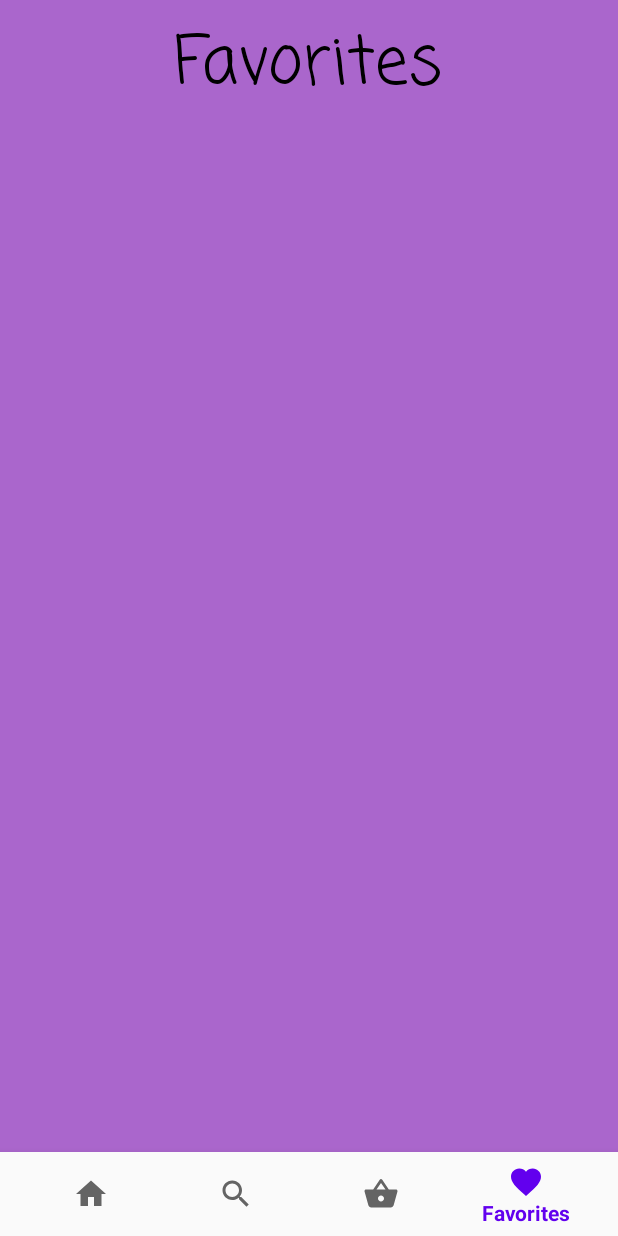
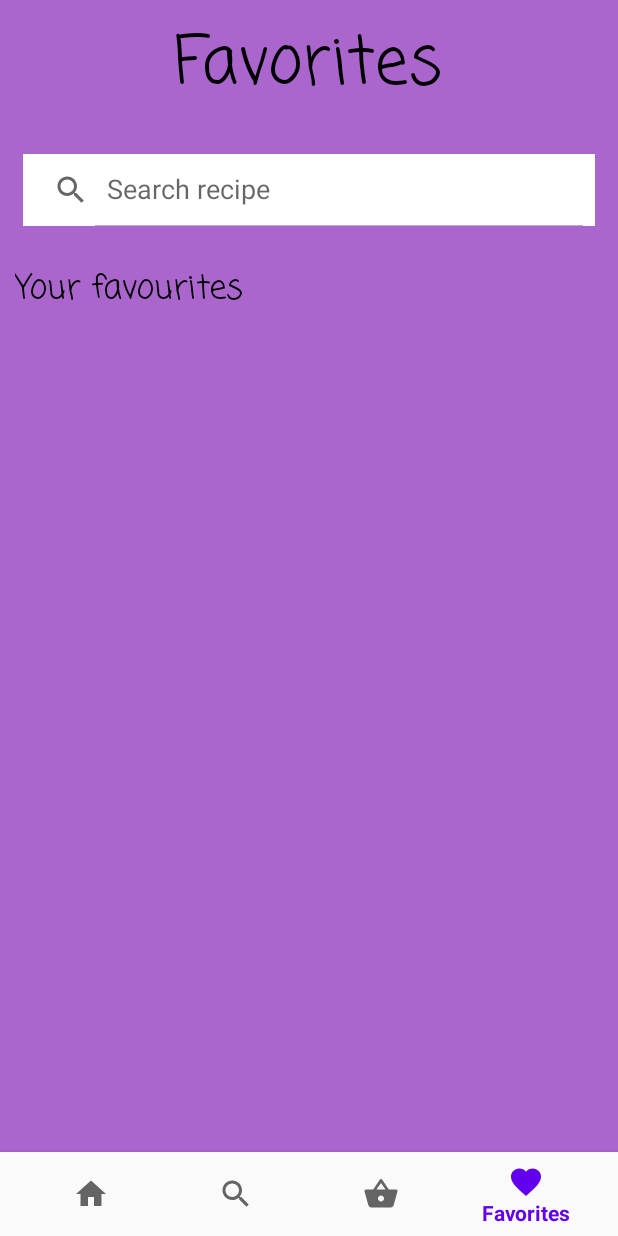
Before and after one commit to LePeppino/Resteverwerter, an Android app: the screen it shows after launch (MainActivity), item 4 of the bottom bar chosen, on a phone screen of 412 x 824 dp. Run offline under Robolectric (Android 15) with nearby library versions, the phone set to English and light mode, and no system bars; our stand-ins replace Room's generated code; pictures from the network do not load.

Commit message:
favourites fragment added and updating accordingly

```diff
--- /dev/null
+++ b/app/src/main/java/de/prog3/proj2021/adapters/FavouriteRecyclerViewAdapter.java
@@ -0,0 +1,110 @@
+package de.prog3.proj2021.adapters;
+
+/*
+ * RecyclerViewAdapter holds all the ViewHolders filled
+ * with the Views to display the recipes on favourite screen.
+ *
+ * File author: Giuseppe Buccellato
+ * */
+
+import android.content.Context;
+import android.content.Intent;
+import android.net.Uri;
+import android.view.LayoutInflater;
+import android.view.View;
+import android.view.ViewGroup;
+import android.widget.ImageView;
+import android.widget.RelativeLayout;
+import android.widget.TextView;
+
+import androidx.annotation.NonNull;
+import androidx.recyclerview.widget.RecyclerView;
+
+import com.bumptech.glide.Glide;
+
+import java.util.ArrayList;
+import java.util.List;
+
+import de.prog3.proj2021.R;
+import de.prog3.proj2021.db.FavouritesWithRecipes;
+import de.prog3.proj2021.models.Recipe;
+import de.prog3.proj2021.ui.RecipeDetailActivity;
+
+public class FavouriteRecyclerViewAdapter extends RecyclerView.Adapter<FavouriteRecyclerViewAdapter.RecipeHolder>{
+
+    private final Context mContext;
+    private List<Recipe> mRecipes = new ArrayList<>();
+
+    //constructor
+    public FavouriteRecyclerViewAdapter(Context mContext) {
+        this.mContext = mContext;
+    }
+
+    @NonNull
+    @Override
+    public RecipeHolder onCreateViewHolder(@NonNull ViewGroup parent, int viewType) {
+        View itemView = LayoutInflater.from(parent.getContext())
+                .inflate(R.layout.layout_recipe_listitem, parent, false);
+        return new FavouriteRecyclerViewAdapter.RecipeHolder(itemView);
+    }
+
+    @Override
+    public void onBindViewHolder(@NonNull RecipeHolder holder, int position) {
+        Recipe currentRecipe = mRecipes.get(position);
+        //set recipe info from resource
+        holder.name.setText(currentRecipe.getName());
+        holder.description.setText(currentRecipe.getDescription());
+
+        //For conversion to webp format: https://medium.com/android-core/usage-of-image-resource-files-in-android-studio-263305c8f4db
+        //For usage of images from assets: https://stackoverflow.com/questions/29982341/using-glide-for-android-how-do-i-load-images-from-asset-and-resources
+        String pathUri = "file:///android_asset/" + currentRecipe.getHeaderImageUrl();
+
+        //set main image from resource with Glide
+        Glide.with(mContext)
+                .asBitmap()
+                .load(Uri.parse(pathUri))               // gets headerImageUrl as String
+                .error(R.mipmap.ic_launcher)            // on error display placeholder
+                .placeholder(R.mipmap.ic_launcher)      // placeholder image
+                .into(holder.image);
+
+        //set onClickListener for recipe list item
+        holder.parentLayout.setOnClickListener(new View.OnClickListener() {
+            @Override
+            public void onClick(View view) {
+                //get ID of currentRecipe and pass to new Activity
+                int currentRecipeId = currentRecipe.getId();
+
+                Intent intent = new Intent(mContext, RecipeDetailActivity.class);
+                intent.putExtra("currentRecipeId", currentRecipeId);
+                mContext.startActivity(intent);
+            }
+        });
+    }
+
+    // return number of items. if this returns 0, nothing will display
+    @Override
+    public int getItemCount() {
+        return mRecipes.size();
+    }
+
+    public void setMFavourites(FavouritesWithRecipes favouriteRecipes){
+        this.mRecipes = favouriteRecipes.recipes;
+    }
+
+    public static class RecipeHolder extends RecyclerView.ViewHolder{
+        private final ImageView image;
+        private final TextView name;
+        private final TextView description;
+        RelativeLayout parentLayout;
+
+        //constructor
+        public RecipeHolder(@NonNull View itemView) {
+            super(itemView);
+
+            image = itemView.findViewById(R.id.recipeImageId);
+            name = itemView.findViewById(R.id.recipeTitleId);
+            description = itemView.findViewById(R.id.recipeDescriptionId);
+            parentLayout = itemView.findViewById(R.id.parentLayout);
+        }
+    }
+}
--- a/app/src/main/java/de/prog3/proj2021/db/RecipeIngredientCrossRef.java
+++ b/app/src/main/java/de/prog3/proj2021/db/RecipeIngredientCrossRef.java
@@ -28,4 +28,10 @@ import static androidx.room.ForeignKey.CASCADE;
 public class RecipeIngredientCrossRef {
     public int recipeId;
     public int ingredientId;
+
+    //constructor for database insertion
+    public RecipeIngredientCrossRef(int recipeId, int ingredientId){
+        this.recipeId = recipeId;
+        this.ingredientId = ingredientId;
+    }
 }
--- a/app/src/main/java/de/prog3/proj2021/db/ShoppingListIngredientCrossRef.java
+++ b/app/src/main/java/de/prog3/proj2021/db/ShoppingListIngredientCrossRef.java
@@ -27,4 +27,10 @@ import static androidx.room.ForeignKey.CASCADE;
 public class ShoppingListIngredientCrossRef {
     public int shoppingListId;
     public int ingredientId;
+
+    //constructor for database insertion
+    public ShoppingListIngredientCrossRef(int shoppingListId, int ingredientId){
+        this.shoppingListId = shoppingListId;
+        this.ingredientId = ingredientId;
+    }
 }
--- a/app/src/main/java/de/prog3/proj2021/fragments/FragmentFavorites.java
+++ b/app/src/main/java/de/prog3/proj2021/fragments/FragmentFavorites.java
@@ -1,7 +1,9 @@
 package de.prog3.proj2021.fragments;
 
 /*
- * UI Favourites Fragment of MainActivity
+ * UI Favourites Fragment of MainActivity.
+ * Instantiates a ViewModel to retrieve data from repository.
+ * Initiates a RecyclerView to display queried recipe data.
  *
  * File authors: Eric Walter, Giuseppe Buccellato
  */
@@ -14,16 +16,54 @@ import android.view.ViewGroup;
 import androidx.annotation.NonNull;
 import androidx.annotation.Nullable;
 import androidx.fragment.app.Fragment;
+import androidx.lifecycle.ViewModelProvider;
+import androidx.recyclerview.widget.LinearLayoutManager;
+import androidx.recyclerview.widget.RecyclerView;
 
 import de.prog3.proj2021.R;
+import de.prog3.proj2021.adapters.FavouriteRecyclerViewAdapter;
+import de.prog3.proj2021.db.FavouritesWithRecipes;
+import de.prog3.proj2021.viewmodels.FavouritesViewModel;
 
 public class FragmentFavorites extends Fragment {
+
+    FavouriteRecyclerViewAdapter favouriteRecyclerViewAdapter;
+    RecyclerView favouriteRecyclerView;
 
     @Nullable
     @Override
     public View onCreateView(@NonNull LayoutInflater inflater, @Nullable ViewGroup container, @Nullable Bundle savedInstanceState) {
         View root = inflater.inflate(R.layout.fragment_favorites, container, false);
 
+        //instantiate RecipeRecyclerView and Adapter
+        initRecyclerView(root);
+
+        //instantiate ViewModel and Observer
+        initViewModel();
+
         return root;
     }
+
+    /*
+     * initialise RecipeRecyclerView with Adapter
+     * */
+    private void initRecyclerView(View root){
+        favouriteRecyclerView = root.findViewById(R.id.favouriteRecyclerView);
+        favouriteRecyclerView.setLayoutManager(new LinearLayoutManager(getContext()));
+        favouriteRecyclerView.setHasFixedSize(true);
+
+        favouriteRecyclerViewAdapter = new FavouriteRecyclerViewAdapter(getContext());
+        favouriteRecyclerView.setAdapter(favouriteRecyclerViewAdapter);
+    }
+
+    /*
+     * Initiate ViewModel, query favourite recipes from
+     * FavouriteRecipeRepository and pass data to FavouriteRecyclerViewAdapter
+     */
+    private void initViewModel() {
+        FavouritesViewModel mFavouritesViewModel = new ViewModelProvider(this).get(FavouritesViewModel.class);
+        FavouritesWithRecipes favouriteRecipes = mFavouritesViewModel.getMFavouriteList();
+
+        favouriteRecyclerViewAdapter.setMFavourites(favouriteRecipes);
+    }
 }
--- a/app/src/main/java/de/prog3/proj2021/viewmodels/FavouritesViewModel.java
+++ b/app/src/main/java/de/prog3/proj2021/viewmodels/FavouritesViewModel.java
@@ -38,7 +38,7 @@ public class FavouritesViewModel extends AndroidViewModel {
     }
 
     //getters for cached repository data
-    public List<FavouritesWithRecipes> getMFavouriteRecipes() {
+    public List<FavouritesWithRecipes> getAllFavouriteListsWithRecipes() {
         return mFavouriteRecipes;
     }
 
--- a/app/src/main/res/layout/fragment_favorites.xml
+++ b/app/src/main/res/layout/fragment_favorites.xml
@@ -1,12 +1,34 @@
 <?xml version="1.0" encoding="utf-8"?>
 <RelativeLayout xmlns:android="http://schemas.android.com/apk/res/android"
-    android:layout_width="match_parent" android:layout_height="match_parent"
+    android:layout_width="match_parent"
+    android:layout_height="match_parent"
+    xmlns:tools="http://schemas.android.com/tools"
+    xmlns:app="http://schemas.android.com/apk/res-auto"
     android:background="@android:color/holo_purple">
 
     <TextView
-        android:id="@+id/favouriteFragmentTitle"
+        android:id="@+id/favouriteTitleId"
         android:text="@string/title_favorites"
         style="@style/FragmentTitleText"
         />
 
+    <androidx.appcompat.widget.SearchView
+        style="@style/searchViewStyle"
+        android:id="@+id/favouriteFragmentSearchView"
+        android:layout_below="@+id/favouriteTitleId"
+        app:queryHint="@string/recipe_searchView_placeholder"
+        />
+
+    <TextView
+        style="@style/favouriteRecyclerViewTitleStyle"
+        android:id="@+id/FavouriteRecyclerViewTitle"
+        />
+
+    <androidx.recyclerview.widget.RecyclerView
+        android:layout_width="match_parent"
+        android:layout_height="match_parent"
+        android:layout_below="@+id/FavouriteRecyclerViewTitle"
+        android:id="@+id/favouriteRecyclerView"
+        tools:listitem="@layout/layout_recipe_listitem"/>
+
 </RelativeLayout>
--- a/app/src/main/res/values/strings.xml
+++ b/app/src/main/res/values/strings.xml
@@ -5,8 +5,9 @@
     <!-- recipe list -->
     <string name="recipe_placeholder">Recipe Name</string>
     <string name="recipe_desc_placeholder">Recipe Description</string>
-    <string name="home_searchView_placeholder">Search recipe</string>
+    <string name="recipe_searchView_placeholder">Search recipe</string>
     <string name="recipe_recyclerView_title">Available recipes</string>
+    <string name="favourite_recyclerView_title">Your favourites</string>
 
     <!-- NavBar -->
     <string name="title_home">Home</string>
--- a/app/src/main/res/values/styles.xml
+++ b/app/src/main/res/values/styles.xml
@@ -25,6 +25,17 @@
         <item name="iconifiedByDefault">false</item>
         <item name="android:background">#fff</item>
         <item name="android:layout_margin">15dp</item>
+    </style>
+
+    <style name="homeRecyclerViewTitleStyle">
+        <item name="android:layout_width">wrap_content</item>
+        <item name="android:layout_height">wrap_content</item>
+        <item name="android:text">@string/recipe_recyclerView_title</item>
+        <item name="android:textSize">22sp</item>
+        <item name="android:textColor">@color/colorTextPrimary</item>
+        <item name="fontFamily">casual</item>
+        <item name="android:layout_below">@+id/homeFragmentSearchView</item>
+        <item name="android:layout_margin">10dp</item>
     </style>
 
     <style name="detailHeaderImageStyle">
@@ -84,4 +95,15 @@
         <item name="android:layout_marginBottom">20dp</item>
     </style>
 
+    <style name="favouriteRecyclerViewTitleStyle">
+        <item name="android:layout_width">wrap_content</item>
+        <item name="android:layout_height">wrap_content</item>
+        <item name="android:text">@string/favourite_recyclerView_title</item>
+        <item name="android:textSize">22sp</item>
+        <item name="android:textColor">@color/colorTextPrimary</item>
+        <item name="fontFamily">casual</item>
+        <item name="android:layout_below">@+id/favouriteFragmentSearchView</item>
+        <item name="android:layout_margin">10dp</item>
+    </style>
+
 </resources>
```
Also changed, not shown: app/src/main/res/layout/fragment_home.xml (+2 -8 lines).
